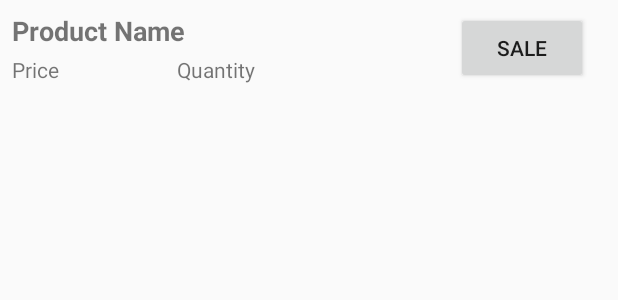
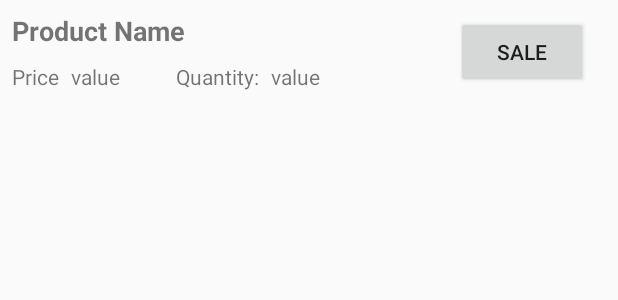
Before and after one commit to MichalZenczak/BookStore, an Android app: the layout content_item.xml on its own in the app's theme, with its tools: preview values and no code run, on a phone screen of 412 x 824 dp. Shown: the top 300 px of the screen. Run offline under Robolectric (Android 15) with nearby library versions, the phone set to English and light mode, and no system bars.

Commit message:
minor changes

```diff
--- /dev/null
+++ b/app/src/main/java/com/example/michal/bookstore/EditorActivity.java
@@ -0,0 +1,4 @@
+package com.example.michal.bookstore;
+
+public class EditorActivity {
+}
--- /dev/null
+++ b/app/src/main/res/layout/activity_editor.xml
@@ -0,0 +1,6 @@
+<?xml version="1.0" encoding="utf-8"?>
+<android.support.constraint.ConstraintLayout
+    xmlns:android="http://schemas.android.com/apk/res/android" android:layout_width="match_parent"
+    android:layout_height="match_parent">
+
+</android.support.constraint.ConstraintLayout>
--- a/app/src/main/res/layout/content_item.xml
+++ b/app/src/main/res/layout/content_item.xml
@@ -25,7 +25,7 @@
         app:layout_constraintVertical_bias="0.0" />
 
     <TextView
-        android:id="@+id/price"
+        android:id="@+id/label_price"
         android:layout_width="wrap_content"
         android:layout_height="wrap_content"
         android:layout_marginBottom="8dp"
@@ -42,14 +42,14 @@
         app:layout_constraintVertical_bias="1.0" />
 
     <TextView
-        android:id="@+id/quantity"
+        android:id="@+id/label_quantity"
         android:layout_width="wrap_content"
         android:layout_height="wrap_content"
         android:layout_marginBottom="8dp"
         android:layout_marginEnd="8dp"
         android:layout_marginStart="8dp"
         android:layout_marginTop="8dp"
-        android:text="Quantity"
+        android:text="Quantity:"
         android:textSize="14sp"
         app:layout_constraintBottom_toBottomOf="parent"
         app:layout_constraintEnd_toEndOf="parent"
@@ -72,4 +72,34 @@
         app:layout_constraintHorizontal_bias="0.96"
         app:layout_constraintStart_toStartOf="parent"
         app:layout_constraintTop_toTopOf="parent" />
+
+    <TextView
+        android:id="@+id/value_price"
+        android:layout_width="wrap_content"
+        android:layout_height="wrap_content"
+        android:layout_marginBottom="8dp"
+        android:layout_marginEnd="8dp"
+        android:layout_marginStart="8dp"
+        android:layout_marginTop="8dp"
+        android:text="value"
+        app:layout_constraintBottom_toBottomOf="parent"
+        app:layout_constraintEnd_toStartOf="@+id/label_quantity"
+        app:layout_constraintHorizontal_bias="0.0"
+        app:layout_constraintStart_toEndOf="@+id/label_price"
+        app:layout_constraintTop_toBottomOf="@+id/product_name" />
+
+    <TextView
+        android:id="@+id/value_quantity"
+        android:layout_width="wrap_content"
+        android:layout_height="wrap_content"
+        android:layout_marginBottom="8dp"
+        android:layout_marginEnd="51dp"
+        android:layout_marginStart="8dp"
+        android:layout_marginTop="41dp"
+        android:text="value"
+        app:layout_constraintBottom_toBottomOf="parent"
+        app:layout_constraintEnd_toStartOf="@+id/button"
+        app:layout_constraintHorizontal_bias="0.0"
+        app:layout_constraintStart_toEndOf="@+id/label_quantity"
+        app:layout_constraintTop_toTopOf="parent" />
 </android.support.constraint.ConstraintLayout>
--- a/app/src/main/res/values/strings.xml
+++ b/app/src/main/res/values/strings.xml
@@ -1,7 +1,7 @@
 <resources>
     <string name="app_name">Book Store</string>
-    <string name="text_price">Price: </string>
-    <string name="text_quantity">Quantity: </string>
+    <string name="text_price">Price:</string>
+    <string name="text_quantity">Quantity:</string>
     <string name="text_empty_text_view">There\'s no data to display. To insert data into the database
         go to the menu options and tap \"Insert Dummy Data\" or tap the plus button and insert your own data.</string>
     <string name="action_insert_dummy_data">Insert Dummy Data</string>
```
Also changed, not shown: app/src/main/java/com/example/michal/bookstore/BookCursorAdapter.java (+9 -7 lines), app/src/main/java/com/example/michal/bookstore/CatalogActivity.java (+15 -4 lines).
